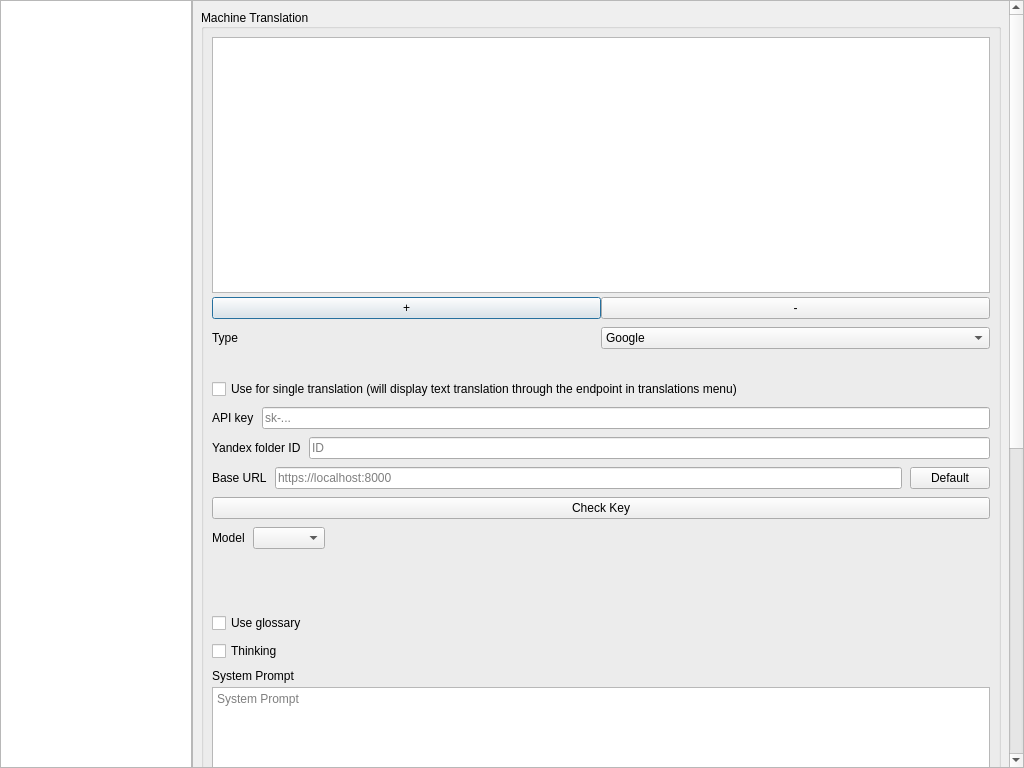
Before: the Qt Designer form src/SettingsWindow/SettingsWindow.ui in CreepsoOff/rpgmtranslate-qt, drawn with Qt 5.
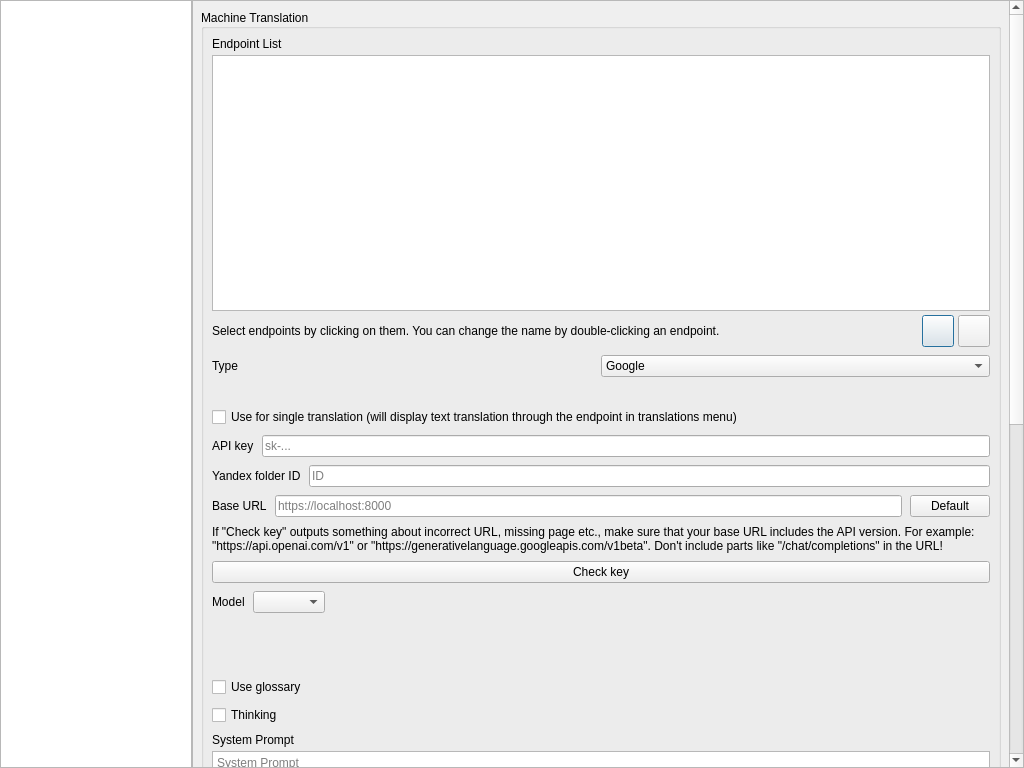
After: the same form once the commit is applied. Icons and pictures are not drawn. Custom widgets are drawn as their Qt base class.

What changed in the file:
```diff
--- a/src/SettingsWindow/SettingsWindow.ui
+++ b/src/SettingsWindow/SettingsWindow.ui
@@ -875,7 +875,7 @@
             <x>0</x>
             <y>0</y>
             <width>811</width>
-            <height>1538</height>
+            <height>1608</height>
            </rect>
           </property>
           <property name="sizePolicy">
@@ -948,6 +948,13 @@
                  <property name="bottomMargin">
                   <number>0</number>
                  </property>
+                 <item>
+                  <widget class="QLabel" name="label_17">
+                   <property name="text">
+                    <string>Endpoint List</string>
+                   </property>
+                  </widget>
+                 </item>
                  <item>
                   <widget class="QListView" name="endpointList">
                    <property name="sizePolicy">
@@ -976,17 +983,101 @@
                  <item>
                   <widget class="QWidget" name="widget" native="true">
                    <layout class="QHBoxLayout" name="horizontalLayout_20">
+                    <property name="spacing">
+                     <number>4</number>
+                    </property>
+                    <property name="leftMargin">
+                     <number>0</number>
+                    </property>
+                    <property name="topMargin">
+                     <number>0</number>
+                    </property>
+                    <property name="rightMargin">
+                     <number>0</number>
+                    </property>
+                    <property name="bottomMargin">
+                     <number>0</number>
+                    </property>
+                    <item>
+                     <widget class="QLabel" name="label_30">
+                      <property name="text">
+                       <string>Select endpoints by clicking on them. You can change the name by double-clicking an endpoint.</string>
+                      </property>
+                     </widget>
+                    </item>
                     <item>
                      <widget class="QPushButton" name="addEndpointButton">
+                      <property name="sizePolicy">
+                       <sizepolicy hsizetype="Fixed" vsizetype="Fixed">
+                        <horstretch>0</horstretch>
+                        <verstretch>0</verstretch>
+                       </sizepolicy>
+                      </property>
+                      <property name="minimumSize">
+                       <size>
+                        <width>32</width>
+                        <height>32</height>
+                       </size>
+                      </property>
+                      <property name="maximumSize">
+                       <size>
+                        <width>32</width>
+                        <height>32</height>
+                       </size>
+                      </property>
+                      <property name="toolTip">
+                       <string>Add Endpoint</string>
+                      </property>
                       <property name="text">
-                       <string>+</string>
+                       <string notr="true"/>
+                      </property>
+                      <property name="icon">
+                       <iconset resource="../../resources.qrc">
+                        <normaloff>:/icons/add.svg</normaloff>:/icons/add.svg</iconset>
+                      </property>
+                      <property name="iconSize">
+                       <size>
+                        <width>20</width>
+                        <height>20</height>
+                       </size>
                       </property>
                      </widget>
                     </item>
                     <item>
                      <widget class="QPushButton" name="removeEndpointButton">
+                      <property name="sizePolicy">
+                       <sizepolicy hsizetype="Fixed" vsizetype="Fixed">
+                        <horstretch>0</horstretch>
+                        <verstretch>0</verstretch>
+                       </sizepolicy>
+                      </property>
+                      <property name="minimumSize">
+                       <size>
+                        <width>32</width>
+                        <height>32</height>
+                       </size>
+                      </property>
+                      <property name="maximumSize">
+                       <size>
+                        <width>32</width>
+                        <height>32</height>
+                       </size>
+                      </property>
+                      <property name="toolTip">
+                       <string>Remove Selected Endpoint</string>
+                      </property>
                       <property name="text">
-                       <string>-</string>
+                       <string notr="true"/>
+                      </property>
+                      <property name="icon">
+                       <iconset resource="../../resources.qrc">
+                        <normaloff>:/icons/close.svg</normaloff>:/icons/close.svg</iconset>
+                      </property>
+                      <property name="iconSize">
+                       <size>
+                        <width>20</width>
+                        <height>20</height>
+                       </size>
                       </property>
                      </widget>
                     </item>
@@ -1141,6 +1232,9 @@
                    <property name="text">
                     <string/>
                    </property>
+                   <property name="wordWrap">
+                    <bool>true</bool>
+                   </property>
                   </widget>
                  </item>
                  <item>
@@ -1265,10 +1359,20 @@
                    </layout>
                   </widget>
                  </item>
+                 <item>
+                  <widget class="QLabel" name="label_4">
+                   <property name="text">
+                    <string>If &quot;Check key&quot; outputs something about incorrect URL, missing page etc., make sure that your base URL includes the API version. For example: &quot;https://api.openai.com/v1&quot; or &quot;https://generativelanguage.googleapis.com/v1beta&quot;. Don't include parts like &quot;/chat/completions&quot; in the URL!</string>
+                   </property>
+                   <property name="wordWrap">
+                    <bool>true</bool>
+                   </property>
+                  </widget>
+                 </item>
                  <item>
                   <widget class="QPushButton" name="checkKeyButton">
                    <property name="text">
-                    <string>Check Key</string>
+                    <string>Check key</string>
                    </property>
                   </widget>
                  </item>
```
Left out of the diff: 5 changed lines with no effect on the pictures.
